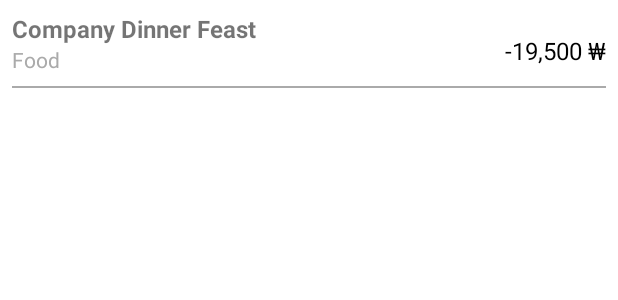
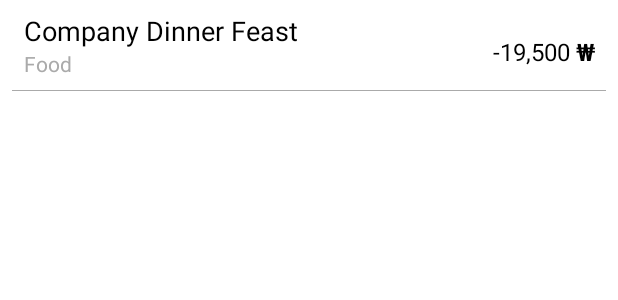
Before and after one commit to Kei037/pay_breeze_mvc, an Android app: the layout item_event.xml on its own in the app's theme, with its tools: preview values and no code run, on a phone screen of 412 x 824 dp. Shown: the top 300 px of the screen. Run offline under Robolectric (Android 15) with nearby library versions, the phone set to English and light mode, and no system bars.

Commit message:
feature2 / 리스트 못생겨서 고쳣슴

```diff
--- a/app/src/main/res/layout/fragment_home.xml
+++ b/app/src/main/res/layout/fragment_home.xml
@@ -296,7 +296,7 @@
                     android:layout_height="50dp"
                     android:layout_marginRight="12dp"
                     android:layout_weight="0.2"
-                    android:text="Cash"
+                    android:text="거래종류"
                     android:textColor="@color/white"
                     app:chipBackgroundColor="#00A34F"
                     app:chipCornerRadius="24dp"
@@ -309,7 +309,7 @@
                     android:layout_height="50dp"
                     android:layout_marginRight="12dp"
                     android:layout_weight="0.3"
-                    android:text="Date"
+                    android:text="기간"
                     android:textColor="@color/white"
                     app:chipBackgroundColor="#00A34F"
                     app:chipCornerRadius="24dp"
@@ -321,7 +321,7 @@
                     android:layout_width="wrap_content"
                     android:layout_height="50dp"
                     android:layout_weight="0.4"
-                    android:text="Category"
+                    android:text="카테고리"
                     android:textColor="@color/white"
                     android:layout_marginRight="24dp"
                     app:chipBackgroundColor="#00A34F"
--- a/app/src/main/res/layout/item_event.xml
+++ b/app/src/main/res/layout/item_event.xml
@@ -7,43 +7,61 @@
 
     <TextView
         android:id="@+id/titleTextView"
-        android:layout_width="0dp"
+        android:layout_width="200dp"
         android:layout_height="wrap_content"
+        android:paddingEnd="8dp"
+        android:layout_marginLeft="8dp"
         android:text="Company Dinner Feast"
-        android:textStyle="bold"
-        android:textSize="16sp"
+        android:textSize="18sp"
+        android:textColor="@color/black"
+        app:layout_constraintBottom_toTopOf="@+id/categoryTextView"
+        app:layout_constraintEnd_toStartOf="@+id/amountTextView"
+        app:layout_constraintHorizontal_bias="0.0"
         app:layout_constraintStart_toStartOf="parent"
-        app:layout_constraintEnd_toStartOf="@+id/amountTextView"
-        app:layout_constraintTop_toTopOf="parent"
-        app:layout_constraintBottom_toTopOf="@+id/categoryTextView"
-        android:paddingEnd="8dp" />
+        app:layout_constraintTop_toTopOf="parent" />
 
     <TextView
         android:id="@+id/categoryTextView"
-        android:layout_width="0dp"
+        android:layout_width="200dp"
         android:layout_height="wrap_content"
+        android:paddingEnd="8dp"
+        android:layout_marginLeft="8dp"
         android:text="Food"
         android:textColor="@android:color/darker_gray"
         android:textSize="14sp"
+        app:layout_constraintEnd_toStartOf="@+id/amountTextView"
+        app:layout_constraintHorizontal_bias="0.0"
         app:layout_constraintStart_toStartOf="parent"
-        app:layout_constraintEnd_toStartOf="@+id/amountTextView"
-        app:layout_constraintTop_toBottomOf="@id/titleTextView"
-        android:paddingEnd="8dp" />
+        app:layout_constraintTop_toBottomOf="@id/titleTextView" />
 
     <TextView
         android:id="@+id/amountTextView"
         android:layout_width="wrap_content"
         android:layout_height="wrap_content"
-        android:text="-19,500 ₩"
+        android:layout_marginEnd="20dp"
+        android:paddingRight="4dp"
+        android:text="-19,500"
+        android:textColor="@android:color/black"
+        android:textSize="16sp"
+        app:layout_constraintBottom_toBottomOf="parent"
+        app:layout_constraintEnd_toEndOf="parent"
+        app:layout_constraintTop_toTopOf="parent" />
+
+    <TextView
+        android:id="@+id/wonTextView"
+        android:layout_width="wrap_content"
+        android:layout_height="wrap_content"
+        android:text="₩"
+        android:textStyle="bold"
         android:textSize="16sp"
         android:textColor="@android:color/black"
-        app:layout_constraintEnd_toEndOf="parent"
+        app:layout_constraintStart_toEndOf="@+id/amountTextView"
         app:layout_constraintTop_toTopOf="parent"
         app:layout_constraintBottom_toBottomOf="parent" />
 
     <View
         android:layout_width="0dp"
-        android:layout_height="1dp"
+        android:layout_height="0.4dp"
         android:background="@android:color/darker_gray"
         app:layout_constraintStart_toStartOf="parent"
         app:layout_constraintEnd_toEndOf="parent"
```
